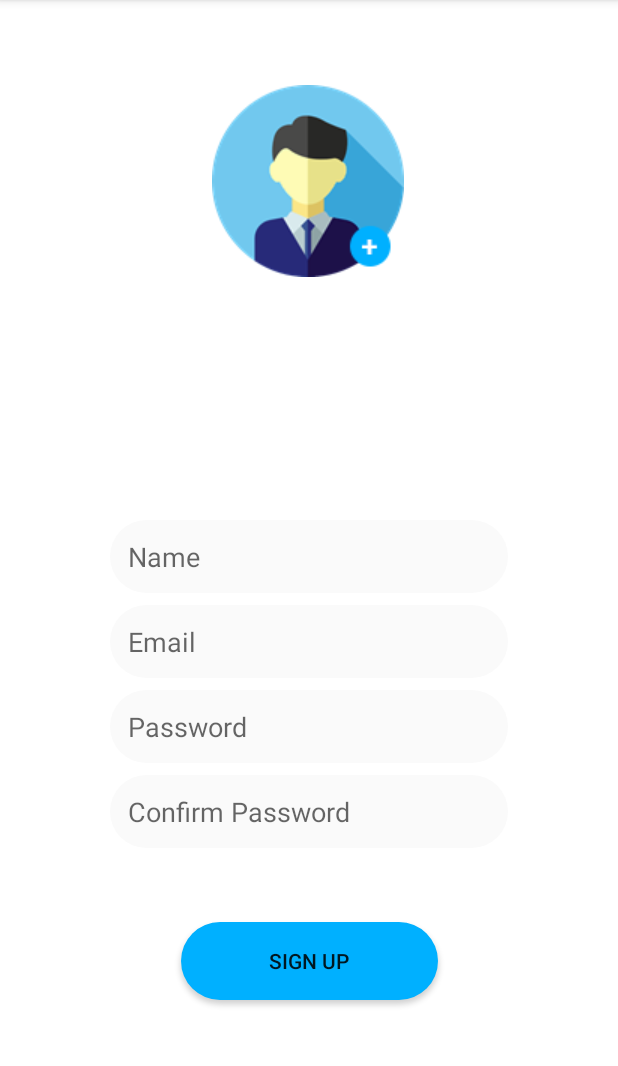
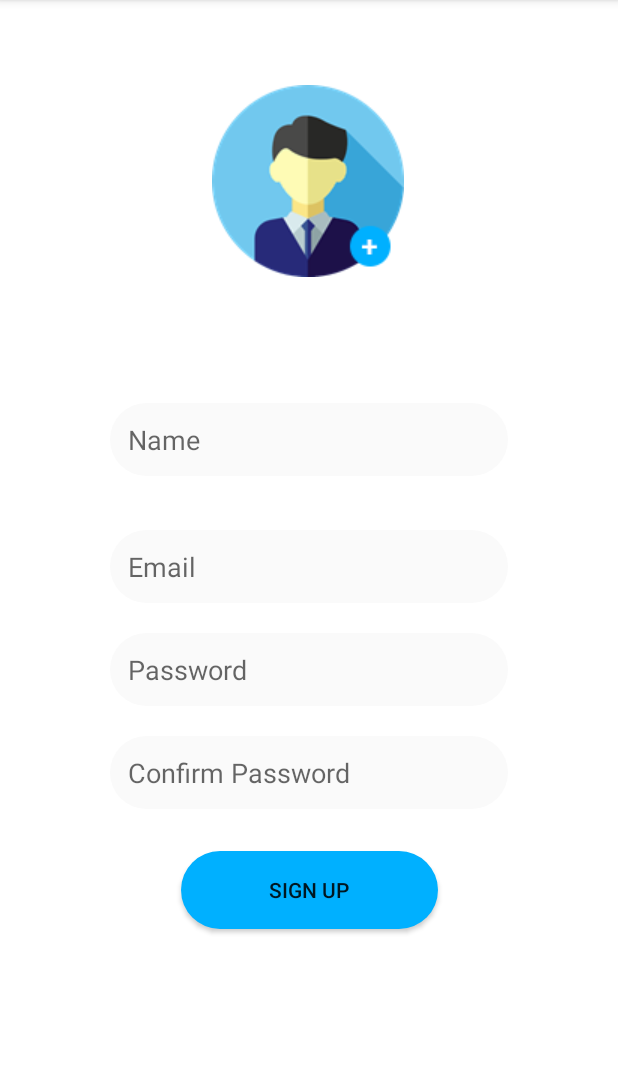
Before and after one commit to blackishdeveloper/TipstricksTech, an Android app: the screen it shows after launch (RegisterActivity), on a phone screen of 412 x 824 dp, the part 84-1150 px from its top. Run offline under Robolectric (Android 15) with nearby library versions, the phone set to English and light mode, and no system bars.

Commit message:
another code add

```diff
--- a/app/src/main/AndroidManifest.xml
+++ b/app/src/main/AndroidManifest.xml
@@ -13,6 +13,8 @@
         android:supportsRtl="true"
         android:theme="@style/AppTheme"
         tools:ignore="AllowBackup,GoogleAppIndexingWarning">
+
+
         <activity android:name=".Activities.RegisterActivity">
             <intent-filter>
                 <action android:name="android.intent.action.MAIN" />
--- a/app/src/main/res/layout/activity_register.xml
+++ b/app/src/main/res/layout/activity_register.xml
@@ -32,94 +32,81 @@
         app:layout_constraintGuide_begin="298dp" />
 
     <EditText
-        android:hint="Name"
         android:id="@+id/regName"
         android:layout_width="265dp"
         android:layout_height="wrap_content"
         android:layout_marginStart="8dp"
-        android:layout_marginLeft="8dp"
-        android:layout_marginTop="8dp"
+        android:layout_marginTop="84dp"
         android:layout_marginEnd="8dp"
-        android:layout_marginRight="8dp"
-        android:layout_marginBottom="8dp"
+        android:autofillHints=""
         android:background="@drawable/reg_edittext_style"
         android:ems="10"
+        android:hint="Name"
         android:inputType="textPersonName"
-        app:layout_constraintBottom_toTopOf="@+id/regEmail"
         app:layout_constraintEnd_toEndOf="parent"
         app:layout_constraintStart_toStartOf="parent"
-        app:layout_constraintTop_toBottomOf="@+id/regUserProfile"
-        app:layout_constraintVertical_bias="1.0"
-        android:autofillHints="" />
+        app:layout_constraintTop_toBottomOf="@+id/regUserProfile" />
 
     <EditText
         android:id="@+id/regEmail"
         android:layout_width="265dp"
         android:layout_height="wrap_content"
         android:layout_marginStart="8dp"
-        android:layout_marginLeft="8dp"
+        android:layout_marginTop="36dp"
         android:layout_marginEnd="8dp"
-        android:layout_marginRight="8dp"
-        android:layout_marginBottom="8dp"
         android:background="@drawable/reg_edittext_style"
         android:ems="10"
         android:hint="Email"
         android:inputType="textPersonName"
-        app:layout_constraintBottom_toTopOf="@+id/regPassword"
         app:layout_constraintEnd_toEndOf="parent"
-        app:layout_constraintStart_toStartOf="parent" />
+        app:layout_constraintStart_toStartOf="parent"
+        app:layout_constraintTop_toBottomOf="@+id/regName" />
 
     <EditText
         android:id="@+id/regPassword"
         android:layout_width="265dp"
         android:layout_height="wrap_content"
+
         android:layout_marginStart="8dp"
-        android:layout_marginLeft="8dp"
+        android:layout_marginTop="20dp"
         android:layout_marginEnd="8dp"
-        android:layout_marginRight="8dp"
-        android:layout_marginBottom="8dp"
+        android:autofillHints=""
         android:background="@drawable/reg_edittext_style"
         android:ems="10"
         android:hint="Password"
         android:inputType="textPassword"
-
-        app:layout_constraintBottom_toTopOf="@+id/regPassword2"
         app:layout_constraintEnd_toEndOf="parent"
         app:layout_constraintStart_toStartOf="parent"
-        android:autofillHints="" />
+        app:layout_constraintTop_toBottomOf="@+id/regEmail" />
 
     <EditText
-        android:background="@drawable/reg_edittext_style"
-        android:hint="Confirm Password"
         android:id="@+id/regPassword2"
         android:layout_width="265dp"
         android:layout_height="wrap_content"
         android:layout_marginStart="8dp"
-        android:layout_marginLeft="8dp"
+
+        android:layout_marginTop="20dp"
         android:layout_marginEnd="8dp"
-        android:layout_marginRight="8dp"
-        android:layout_marginBottom="49dp"
+        android:background="@drawable/reg_edittext_style"
         android:ems="10"
+        android:hint="Confirm Password"
         android:inputType="textPassword"
-
-        app:layout_constraintBottom_toTopOf="@+id/regBtn"
         app:layout_constraintEnd_toEndOf="parent"
-        app:layout_constraintStart_toStartOf="parent" />
+        app:layout_constraintStart_toStartOf="parent"
+        app:layout_constraintTop_toBottomOf="@+id/regPassword" />
 
     <Button
         android:id="@+id/regBtn"
         android:layout_width="171dp"
         android:layout_height="52dp"
         android:layout_marginStart="8dp"
-        android:layout_marginLeft="8dp"
+        android:layout_marginTop="28dp"
         android:layout_marginEnd="8dp"
-        android:layout_marginRight="8dp"
-        android:layout_marginBottom="101dp"
         android:background="@drawable/reg_btn_style"
         android:text="Sign up"
-        app:layout_constraintBottom_toBottomOf="parent"
         app:layout_constraintEnd_toEndOf="parent"
-        app:layout_constraintStart_toStartOf="parent" />
+        app:layout_constraintStart_toStartOf="parent"
+        app:layout_constraintTop_toBottomOf="@+id/regPassword2" />
 
     <ProgressBar
         android:id="@+id/progressBar"
@@ -127,16 +114,11 @@
         android:layout_width="wrap_content"
         android:layout_height="wrap_content"
         android:layout_marginStart="8dp"
-        android:layout_marginLeft="8dp"
-        android:layout_marginTop="8dp"
+        android:layout_marginTop="32dp"
         android:layout_marginEnd="8dp"
-        android:layout_marginRight="8dp"
-        android:layout_marginBottom="8dp"
-        app:layout_constraintBottom_toBottomOf="parent"
         app:layout_constraintEnd_toEndOf="parent"
-        app:layout_constraintHorizontal_bias="0.498"
+        app:layout_constraintHorizontal_bias="0.472"
         app:layout_constraintStart_toStartOf="parent"
-        app:layout_constraintTop_toBottomOf="@+id/regPassword2"
-        app:layout_constraintVertical_bias="0.305" />
+        app:layout_constraintTop_toBottomOf="@+id/regPassword2" />
 
 </android.support.constraint.ConstraintLayout>
```
